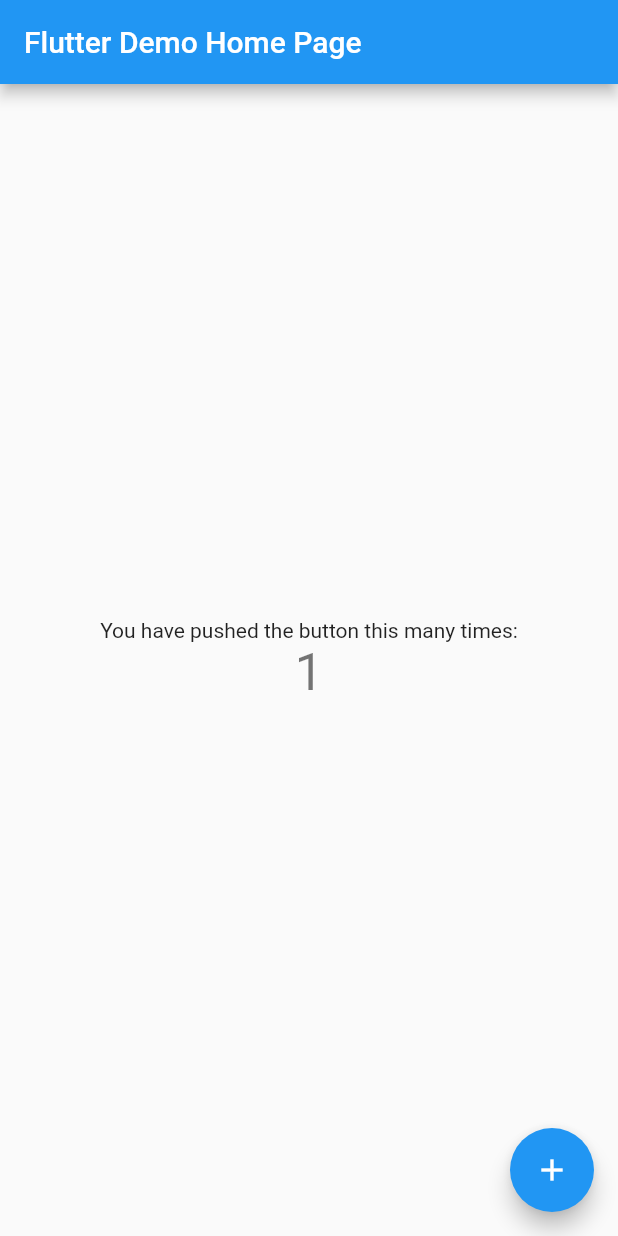
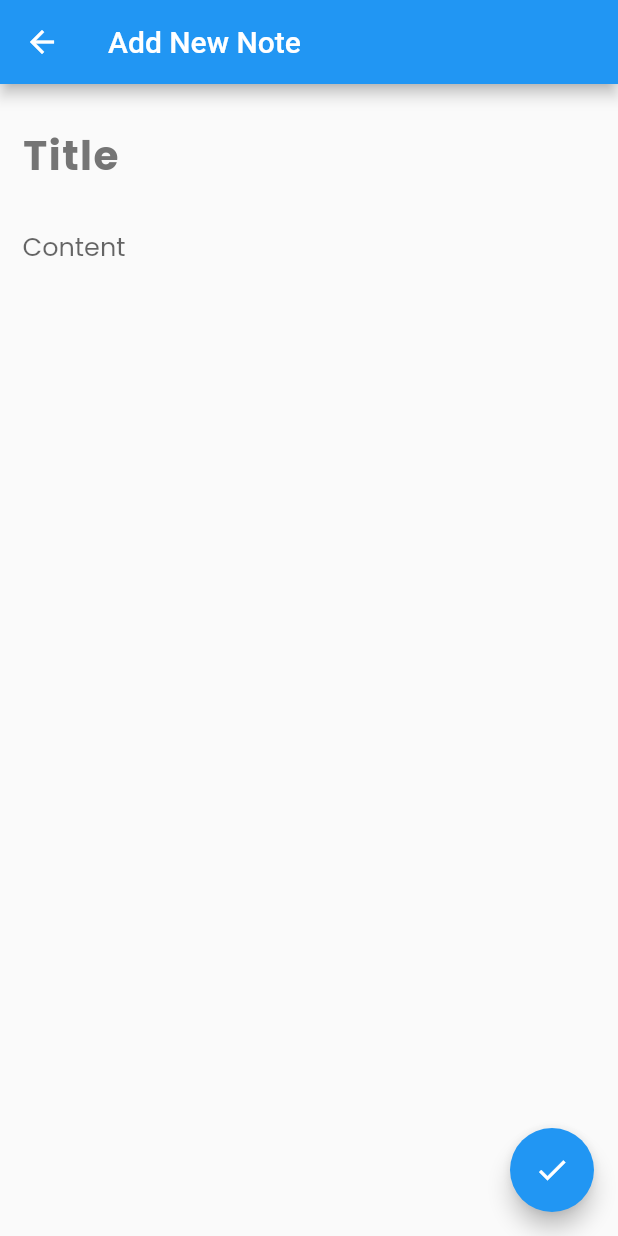
Before and after one commit to iamPiyushNagpal/Notes-App-Flutter, a Flutter app: the screen it shows after launch, after a tap on the "add" icon, on a phone screen of 412 x 824 dp. Run offline on Flutter 3.47's test engine with Material 2 defaults, Android fonts, the phone set to English and light mode, and no system bars; our stand-ins replace get, google_fonts, sqflite; accounts and stored records are empty.

Commit message:
App Working Now

```diff
--- /dev/null
+++ b/lib/controllers/add_new_note_controller.dart
@@ -0,0 +1,54 @@
+import 'package:Notes/models/note.dart';
+import 'package:Notes/services/database_services/database_helper.dart';
+import 'package:flutter/material.dart';
+import 'package:get/get.dart';
+import 'package:intl/intl.dart';
+
+class AddNewNoteController extends GetxController {
+  final titleController = TextEditingController();
+  final contentController = TextEditingController();
+  var notes = List<Note>();
+
+  @override
+  void onInit() {
+    getAllNotes();
+    super.onInit();
+  }
+
+  void length() {
+    // print(notes[6].content);
+    print(notes.length);
+  }
+
+  bool isEmpty() {
+    if (notes.length == 0)
+      return true;
+    else
+      return false;
+  }
+
+  void addNoteToDatabase() async {
+    final title = titleController.text;
+    final content = contentController.text;
+    Note note = Note(
+      title: title,
+      content: content,
+      date: DateFormat("MMM dd, yyyy").format(DateTime.now()),
+    );
+    await DatabaseHelper.instance.addNote(note);
+    titleController.text = "";
+    contentController.text = "";
+    getAllNotes();
+    Get.back();
+  }
+
+  void deleteAllNotes() async {
+    await DatabaseHelper.instance.deleteAllNotes();
+    getAllNotes();
+  }
+
+  void getAllNotes() async {
+    notes = await DatabaseHelper.instance.getNoteList();
+    update();
+  }
+}
--- a/lib/main.dart
+++ b/lib/main.dart
@@ -1,117 +1,24 @@
+import 'package:Notes/pages/home_page.dart';
 import 'package:flutter/material.dart';
+import 'package:get/get.dart';
+import 'package:google_fonts/google_fonts.dart';
 
-void main() {
-  runApp(MyApp());
-}
+void main() => runApp(MyApp());
 
 class MyApp extends StatelessWidget {
-  // This widget is the root of your application.
   @override
   Widget build(BuildContext context) {
-    return MaterialApp(
-      title: 'Flutter Demo',
+    return GetMaterialApp(
+      title: 'Notes',
+      debugShowCheckedModeBanner: false,
       theme: ThemeData(
-        // This is the theme of your application.
-        //
-        // Try running your application with "flutter run". You'll see the
-        // application has a blue toolbar. Then, without quitting the app, try
-        // changing the primarySwatch below to Colors.green and then invoke
-        // "hot reload" (press "r" in the console where you ran "flutter run",
-        // or simply save your changes to "hot reload" in a Flutter IDE).
-        // Notice that the counter didn't reset back to zero; the application
-        // is not restarted.
         primarySwatch: Colors.blue,
-        // This makes the visual density adapt to the platform that you run
-        // the app on. For desktop platforms, the controls will be smaller and
-        // closer together (more dense) than on mobile platforms.
         visualDensity: VisualDensity.adaptivePlatformDensity,
+        textTheme: GoogleFonts.poppinsTextTheme(
+          Theme.of(context).textTheme,
+        ),
       ),
-      home: MyHomePage(title: 'Flutter Demo Home Page'),
+      home: HomePage(),
     );
   }
 }
-
-class MyHomePage extends StatefulWidget {
-  MyHomePage({Key key, this.title}) : super(key: key);
-
-  // This widget is the home page of your application. It is stateful, meaning
-  // that it has a State object (defined below) that contains fields that affect
-  // how it looks.
-
-  // This class is the configuration for the state. It holds the values (in this
-  // case the title) provided by the parent (in this case the App widget) and
-  // used by the build method of the State. Fields in a Widget subclass are
-  // always marked "final".
-
-  final String title;
-
-  @override
-  _MyHomePageState createState() => _MyHomePageState();
-}
-
-class _MyHomePageState extends State<MyHomePage> {
-  int _counter = 0;
-
-  void _incrementCounter() {
-    setState(() {
-      // This call to setState tells the Flutter framework that something has
-      // changed in this State, which causes it to rerun the build method below
-      // so that the display can reflect the updated values. If we changed
-      // _counter without calling setState(), then the build method would not be
-      // called again, and so nothing would appear to happen.
-      _counter++;
-    });
-  }
-
-  @override
-  Widget build(BuildContext context) {
-    // This method is rerun every time setState is called, for instance as done
-    // by the _incrementCounter method above.
-    //
-    // The Flutter framework has been optimized to make rerunning build methods
-    // fast, so that you can just rebuild anything that needs updating rather
-    // than having to individually change instances of widgets.
-    return Scaffold(
-      appBar: AppBar(
-        // Here we take the value from the MyHomePage object that was created by
-        // the App.build method, and use it to set our appbar title.
-        title: Text(widget.title),
-      ),
-      body: Center(
-        // Center is a layout widget. It takes a single child and positions it
-        // in the middle of the parent.
-        child: Column(
-          // Column is also a layout widget. It takes a list of children and
-          // arranges them vertically. By default, it sizes itself to fit its
-          // children horizontally, and tries to be as tall as its parent.
-          //
-          // Invoke "debug painting" (press "p" in the console, choose the
-          // "Toggle Debug Paint" action from the Flutter Inspector in Android
-          // Studio, or the "Toggle Debug Paint" command in Visual Studio Code)
-          // to see the wireframe for each widget.
-          //
-          // Column has various properties to control how it sizes itself and
-          // how it positions its children. Here we use mainAxisAlignment to
-          // center the children vertically; the main axis here is the vertical
-          // axis because Columns are vertical (the cross axis would be
-          // horizontal).
-          mainAxisAlignment: MainAxisAlignment.center,
-          children: <Widget>[
-            Text(
-              'You have pushed the button this many times:',
-            ),
-            Text(
-              '$_counter',
-              style: Theme.of(context).textTheme.headline4,
-            ),
-          ],
-        ),
-      ),
-      floatingActionButton: FloatingActionButton(
-        onPressed: _incrementCounter,
-        tooltip: 'Increment',
-        child: Icon(Icons.add),
-      ), // This trailing comma makes auto-formatting nicer for build methods.
-    );
-  }
-}
--- /dev/null
+++ b/lib/models/note.dart
@@ -0,0 +1,22 @@
+class Note {
+  int id;
+  String title;
+  String content;
+  String date;
+
+  Note({
+    this.id,
+    this.content,
+    this.title,
+    this.date,
+  });
+
+  Map<String, dynamic> toMap() {
+    return {
+      "id": id,
+      "title": title,
+      "content": content,
+      "date": date,
+    };
+  }
+}
--- /dev/null
+++ b/lib/pages/add_new_note_page.dart
@@ -0,0 +1,73 @@
+import 'package:Notes/controllers/add_new_note_controller.dart';
+import 'package:flutter/material.dart';
+import 'package:get/get.dart';
+
+class AddNewNotePage extends StatelessWidget {
+  final AddNewNoteController controller = Get.find();
+
+  @override
+  Widget build(BuildContext context) {
+    return Scaffold(
+      appBar: AppBar(
+        title: Text(
+          "Add New Note",
+        ),
+      ),
+      body: SingleChildScrollView(
+        child: Container(
+          padding: EdgeInsets.only(
+            top: 15,
+            left: 15,
+            right: 15,
+          ),
+          child: Column(
+            children: [
+              TextField(
+                controller: controller.titleController,
+                style: TextStyle(
+                  fontSize: 27,
+                  fontWeight: FontWeight.bold,
+                ),
+                decoration: InputDecoration(
+                  hintText: "Title",
+                  hintStyle: TextStyle(
+                    fontSize: 27,
+                    fontWeight: FontWeight.bold,
+                    color: Colors.grey[600],
+                    letterSpacing: 1,
+                  ),
+                  border: InputBorder.none,
+                ),
+              ),
+              TextField(
+                style: TextStyle(
+                  fontSize: 22,
+                ),
+                controller: controller.contentController,
+                decoration: InputDecoration(
+                  hintText: "Content",
+                  hintStyle: TextStyle(
+                    fontSize: 17,
+                  ),
+                  border: InputBorder.none,
+                ),
+                keyboardType: TextInputType.multiline,
+                maxLines: null,
+              ),
+            ],
+          ),
+        ),
+      ),
+      floatingActionButton: FloatingActionButton(
+        onPressed: () {
+          controller.addNoteToDatabase();
+          //controller.deleteAllNotes();
+          controller.length();
+        },
+        child: Icon(
+          Icons.check,
+        ),
+      ),
+    );
+  }
+}
--- /dev/null
+++ b/lib/pages/home_page.dart
@@ -0,0 +1,104 @@
+import 'package:Notes/controllers/add_new_note_controller.dart';
+import 'package:Notes/pages/add_new_note_page.dart';
+import 'package:Notes/pages/note_detail_page.dart';
+import 'package:flutter/material.dart';
+import 'package:get/get.dart';
+
+class HomePage extends StatelessWidget {
+  final controller = Get.put(AddNewNoteController());
+
+  Widget emptyNotes() {
+    return Container(
+      child: Center(
+        child: Text(
+          "You don't have any Notes",
+        ),
+      ),
+    );
+  }
+
+  Widget viewNotes() {
+    return Container(
+      padding: EdgeInsets.all(10),
+      child: GridView.builder(
+        itemCount: controller.notes.length,
+        gridDelegate: SliverGridDelegateWithFixedCrossAxisCount(
+          childAspectRatio: 1 / 1.5,
+          crossAxisCount: 2,
+          crossAxisSpacing: 10.0,
+          mainAxisSpacing: 10.0,
+        ),
+        itemBuilder: (context, index) {
+          return GestureDetector(
+            onTap: () {
+              Get.to(
+                NoteDetailPage(),
+                arguments: index,
+              );
+            },
+            child: Container(
+              decoration: BoxDecoration(
+                color: Colors.grey[300],
+                borderRadius: BorderRadius.circular(10),
+              ),
+              padding: EdgeInsets.all(15),
+              child: Column(
+                crossAxisAlignment: CrossAxisAlignment.start,
+                children: [
+                  Text(
+                    controller.notes[index].title,
+                    style: TextStyle(
+                      fontSize: 23,
+                      fontWeight: FontWeight.bold,
+                    ),
+                    maxLines: 3,
+                    overflow: TextOverflow.ellipsis,
+                    softWrap: false,
+                  ),
+                  SizedBox(
+                    height: 10,
+                  ),
+                  Flexible(
+                    child: Text(
+                      controller.notes[index].content,
+                      style: TextStyle(
+                        fontSize: 17,
+                      ),
+                    ),
+                  ),
+                ],
+              ),
+            ),
+          );
+        },
+      ),
+    );
+  }
+
+  @override
+  Widget build(BuildContext context) {
+    return Scaffold(
+      appBar: AppBar(
+        title: Text(
+          "Home",
+          style: TextStyle(
+            color: Colors.black,
+          ),
+        ),
+        backgroundColor: Colors.white,
+        centerTitle: true,
+      ),
+      body: GetBuilder<AddNewNoteController>(
+        builder: (_) => controller.isEmpty() ? emptyNotes() : viewNotes(),
+      ),
+      floatingActionButton: FloatingActionButton(
+        onPressed: () {
+          Get.to(AddNewNotePage());
+        },
+        child: Icon(
+          Icons.add,
+        ),
+      ),
+    );
+  }
+}
--- /dev/null
+++ b/lib/services/database_services/database_helper.dart
@@ -0,0 +1,91 @@
+import 'dart:async';
+import 'dart:io';
+
+import 'package:Notes/models/note.dart';
+import 'package:path/path.dart';
+import 'package:path_provider/path_provider.dart';
+import 'package:sqflite/sqflite.dart';
+
+class DatabaseHelper {
+  DatabaseHelper._privateConstructor();
+  static final DatabaseHelper instance = DatabaseHelper._privateConstructor();
+
+  static final _dbName = "notes.db";
+  static final _dbVersion = 1;
+  static final _tableName = "notes";
+
+  static Database _database;
+
+  Future<Database> get database async {
+    if (_database != null) return _database;
+    _database = await _initiateDatabase();
+    return _database;
+  }
+
+  _initiateDatabase() async {
+    Directory directory = await getApplicationDocumentsDirectory();
+    String path = join(directory.path, _dbName);
+    return await openDatabase(path, version: _dbVersion, onCreate: _onCreate);
+  }
+
+  Future<void> _onCreate(Database db, int version) {
+    return db.execute('''
+      CREATE TABLE $_tableName(
+        id INTEGER PRIMARY KEY,
+        title TEXT NOT NULL,
+        content TEXT NOT NULL,
+        date TEXT NOT NULL
+      )
+      ''');
+  }
+
+  // Add Note
+  Future<int> addNote(Note note) async {
+    Database db = await instance.database;
+    return await db.insert(_tableName, note.toMap());
+  }
+
+  // Delete Note
+  Future<int> deleteNote(Note note) async {
+    Database db = await instance.database;
+    return await db.delete(
+      _tableName,
+      where: "id = ?",
+      whereArgs: [note.id],
+    );
+  }
+
+  // Delete All Notes
+  Future<int> deleteAllNotes() async {
+    Database db = await instance.database;
+    return await db.delete(_tableName);
+  }
+
+  // Update Note
+  Future<int> updateNote(Note note) async {
+    Database db = await instance.database;
+    return await db.update(
+      _tableName,
+      note.toMap(),
+      where: "id = ?",
+      whereArgs: [note.id],
+    );
+  }
+
+  Future<List<Note>> getNoteList() async {
+    Database db = await instance.database;
+    final List<Map<String, dynamic>> maps = await db.query(_tableName);
+
+    return List.generate(
+      maps.length,
+      (index) {
+        return Note(
+          id: maps[index]["id"],
+          title: maps[index]["title"],
+          content: maps[index]["content"],
+          date: maps[index]["date"],
+        );
+      },
+    );
+  }
+}
--- a/pubspec.yaml
+++ b/pubspec.yaml
@@ -23,6 +23,11 @@ environment:
 dependencies:
   flutter:
     sdk: flutter
+  get:
+  sqflite:
+  path_provider:
+  intl:
+  google_fonts:
 
 
   # The following adds the Cupertino Icons font to your application.
```
Also changed, not shown: lib/pages/note_detail_page.dart (added, +56 -0 lines), pubspec.lock, 1 other file.
